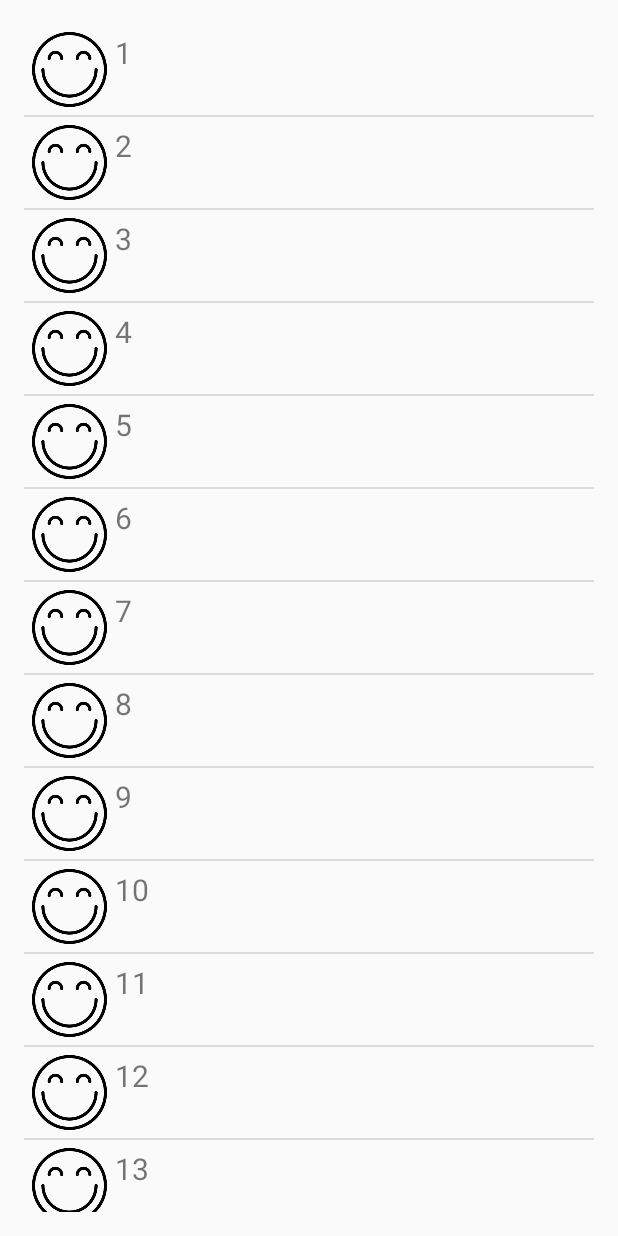
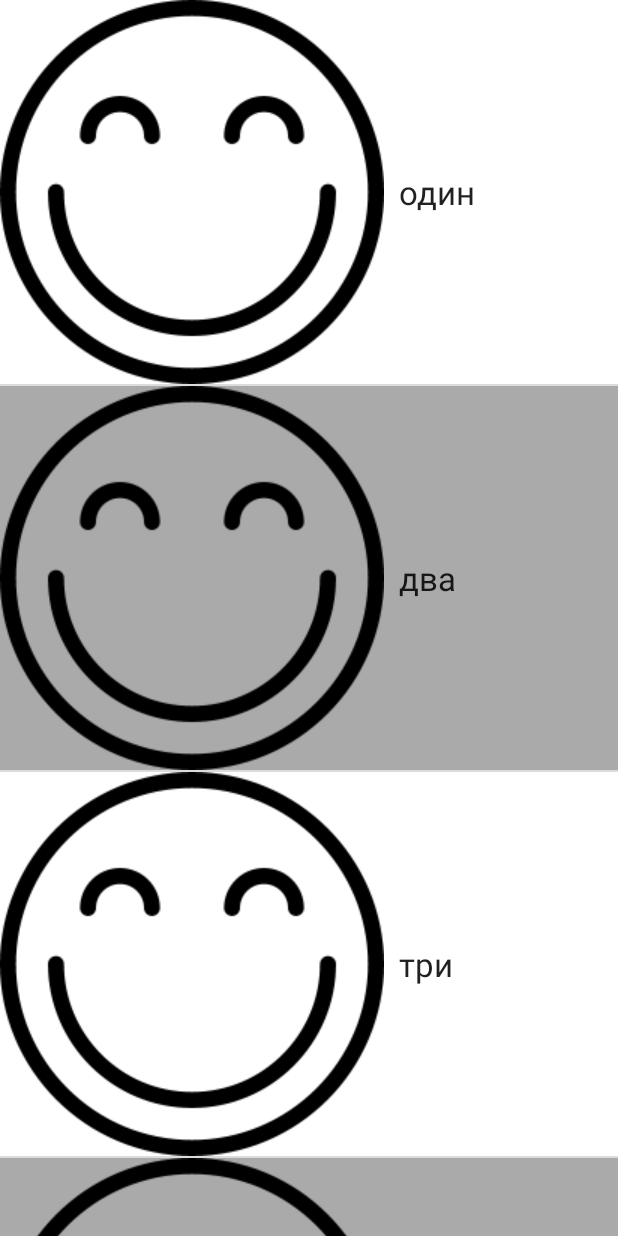
Before and after one commit to arsdemal/hometask, an Android app: the screen it shows after launch (MyListActivity before the commit, ListViewBaseAdapterActivity after it), on a phone screen of 412 x 824 dp. Run offline under Robolectric (Android 15) with nearby library versions, the phone set to English and light mode, and no system bars.

Commit message:
number to string hundred

```diff
--- a/app/src/main/AndroidManifest.xml
+++ b/app/src/main/AndroidManifest.xml
@@ -15,7 +15,7 @@
                 <category android:name="android.intent.category.LAUNCHER" />
             </intent-filter>
         </activity>
-        <activity android:name=".MyListActivity" />
+        <activity android:name=".ListViewBaseAdapterActivity"></activity>
     </application>
 
 </manifest>
--- /dev/null
+++ b/app/src/main/java/ru/mail/arseniy/hometask/ListViewBaseAdapterActivity.java
@@ -0,0 +1,125 @@
+package ru.mail.arseniy.hometask;
+
+import android.app.Activity;
+import android.content.Context;
+import android.content.res.Resources;
+import android.graphics.Color;
+import android.os.Bundle;
+import android.view.LayoutInflater;
+import android.view.View;
+import android.view.ViewGroup;
+import android.widget.BaseAdapter;
+import android.widget.ListView;
+import android.widget.TextView;
+
+import java.util.ArrayList;
+import java.util.Collection;
+import java.util.Collections;
+
+public class ListViewBaseAdapterActivity extends Activity {
+
+    public String getHundred(String number) {
+
+        Resources res = getResources();
+        String[] hundreds = res.getStringArray(R.array.hundred);
+        String[] decades = res.getStringArray(R.array.decade);
+        String[] units = res.getStringArray(R.array.unit);
+        String[] teen = res.getStringArray(R.array.teen);
+        String result = "";
+
+        if (number.length() > 2) {
+            result += hundreds[Character.digit(number.charAt(0), 10)-1] + " ";
+            if (Character.digit(number.charAt(1), 10) == 1) {
+                result += teen[Character.digit(number.charAt(2), 10)] + " ";
+            } else {
+                if (number.charAt(1) != '0')
+                    result += decades[Character.digit(number.charAt(1)-2, 10)] + " ";
+                if (number.charAt(2) != '0')
+                    result += units[Character.digit(number.charAt(2),10)] + " ";
+            }
+        } else {
+            if (number.length() > 1) {
+                if (number.charAt(0) == '1') {
+                    result += teen[Character.digit(number.charAt(1), 10)] + " ";
+                } else {
+                    if (number.charAt(0) != '0')
+                        result += decades[Character.digit(number.charAt(0)-2, 10)] + " ";
+                    if (number.charAt(1) != '0')
+                        result += units[Character.digit(number.charAt(1),10)] + " ";
+                }
+            } else {
+                result += units[Character.digit(number.charAt(0),10)] + " ";
+            }
+        }
+
+        return result;
+    }
+
+    @Override
+    protected void onCreate(Bundle savedInstanceState) {
+        super.onCreate(savedInstanceState);
+        setContentView(R.layout.listview_layout);
+        ListView lv = (ListView) findViewById(R.id.listview);
+
+        ArrayList<String> numbers = new ArrayList<>();
+        for (Integer i = 1; i<=999; i++) {
+            numbers.add(getHundred(i.toString()));
+        }
+        //String[] numbers = getResources().getStringArray(R.array.numbers);
+        lv.setAdapter(new MyAdapter(this, numbers.toArray(new String[0])));
+
+    }
+
+    static class MyAdapter extends BaseAdapter {
+
+        Context context;
+        ArrayList names;
+
+        public static class ViewHolder {
+            public TextView textView;
+        }
+
+        MyAdapter(Context context, String[] list) {
+            this.context = context;
+            names = new ArrayList<>();
+            Collections.addAll(names, list);
+
+        }
+
+        @Override
+        public int getCount() {
+            return names.size();
+        }
+
+        @Override
+        public Object getItem(int position) {
+            return names.get(position);
+        }
+
+        @Override
+        public long getItemId(int position) {
+            return position;
+        }
+
+        @Override
+        public View getView(int position, View convertView, ViewGroup parent) {
+            String str = (String) getItem(position);
+            ViewHolder holder;
+            if (convertView == null) {
+                convertView = LayoutInflater.from(context).inflate(R.layout.list_item, parent, false);
+                holder = new ViewHolder();
+                holder.textView = (TextView)convertView.findViewById(R.id.element_text);
+                convertView.setTag(holder);
+            } else {
+                holder = (ViewHolder)convertView.getTag();
+            }
+            holder.textView.setText(str);
+            if ((position & 1) == 1) {
+                convertView.setBackgroundColor(Color.rgb(170, 170, 170));
+            } else {
+                convertView.setBackgroundColor(Color.rgb(255, 255, 255));
+            }
+            return convertView;
+        }
+    }
+}
--- a/app/src/main/java/ru/mail/arseniy/hometask/MainActivity.java
+++ b/app/src/main/java/ru/mail/arseniy/hometask/MainActivity.java
@@ -8,6 +8,9 @@ import android.os.Bundle;
 import android.widget.ImageView;
 
 public class MainActivity extends AppCompatActivity {
+
+
+
 
     @Override
     protected void onCreate(Bundle savedInstanceState) {
@@ -20,13 +23,13 @@ public class MainActivity extends AppCompatActivity {
         new Handler().postDelayed(new Runnable() {
             @Override
             public void run() {
-                SystemClock.sleep(2000);
-                Intent intent = new Intent(MainActivity.this, MyListActivity.class);
+                SystemClock.sleep(0);
+                Intent intent = new Intent(MainActivity.this, ListViewBaseAdapterActivity.class);
                 MainActivity.this.startActivity(intent);
                 MainActivity.this.finish();
             }
 
-        }, 2500);
+        }, 2000);
 
 
     }
--- /dev/null
+++ b/app/src/main/res/layout/activity_list_view_base_adapter.xml
@@ -0,0 +1,12 @@
+<?xml version="1.0" encoding="utf-8"?>
+<RelativeLayout xmlns:android="http://schemas.android.com/apk/res/android"
+    xmlns:tools="http://schemas.android.com/tools"
+    android:layout_width="match_parent"
+    android:layout_height="match_parent"
+    android:paddingBottom="@dimen/activity_vertical_margin"
+    android:paddingLeft="@dimen/activity_horizontal_margin"
+    android:paddingRight="@dimen/activity_horizontal_margin"
+    android:paddingTop="@dimen/activity_vertical_margin"
+    tools:context="ru.mail.arseniy.hometask.ListViewBaseAdapterActivity">
+
+</RelativeLayout>
--- /dev/null
+++ b/app/src/main/res/layout/list_item.xml
@@ -0,0 +1,22 @@
+<?xml version="1.0" encoding="utf-8"?>
+<LinearLayout xmlns:android="http://schemas.android.com/apk/res/android"
+    android:orientation="horizontal"
+    android:layout_width="match_parent"
+    android:layout_height="match_parent">
+
+    <ImageView
+        android:background="@drawable/smiley"
+        android:id="@+id/element_picture"
+        android:layout_width="wrap_content"
+        android:layout_height="wrap_content"/>
+
+    <TextView
+        android:id="@+id/element_text"
+        android:text="Hello!"
+        android:gravity="center_vertical"
+        android:paddingLeft="10dp"
+        android:textAppearance="?android:attr/textAppearanceLarge"
+        android:layout_width="match_parent"
+        android:layout_height="match_parent"/>
+
+</LinearLayout>
--- /dev/null
+++ b/app/src/main/res/layout/listview_layout.xml
@@ -0,0 +1,14 @@
+<?xml version="1.0" encoding="utf-8"?>
+<LinearLayout xmlns:android="http://schemas.android.com/apk/res/android"
+    android:orientation="vertical"
+    android:layout_width="match_parent"
+    android:layout_height="match_parent">
+
+    <ListView
+        android:id="@+id/listview"
+        android:layout_width="match_parent"
+        android:layout_height="match_parent">
+
+    </ListView>
+
+</LinearLayout>
--- a/app/src/main/res/layout/my_list.xml
+++ b/app/src/main/res/layout/my_list.xml
@@ -9,8 +9,8 @@
         android:orientation="horizontal">
 
     <ImageView
-        android:layout_width="50dp"
-        android:layout_height="50dp"
+        android:layout_width="25dp"
+        android:layout_height="25dp"
         android:layout_marginBottom="5dp"
         android:layout_marginLeft="5dp"
         android:layout_marginRight="5dp"
--- /dev/null
+++ b/app/src/main/res/values/string.xml
@@ -0,0 +1,59 @@
+<?xml version="1.0" encoding="utf-8"?>
+<resources>
+
+    <string name="app_name">hometask</string>
+
+    <string-array name="unit">
+        <item></item>
+        <item> один </item>
+        <item> два </item>
+        <item> три </item>
+        <item> четыре </item>
+        <item> пять </item>
+        <item> шесть </item>
+        <item> семь </item>
+        <item> восемь </item>
+        <item> девять </item>
+    </string-array>
+
+    <string-array name="teen">
+        <item> десять </item>
+        <item>одиннадцать</item>
+        <item>двенадцать</item>
+        <item>тринадцать</item>
+        <item>четырнадцать</item>
+        <item>пятннадцать</item>
+        <item>шестнадцать</item>
+        <item>семнадцать</item>
+        <item>восемнадцать</item>
+        <item>девятнадцать</item>
+    </string-array>
+
+    <string-array name="decade">
+        <item> двадцать</item>
+        <item> тридцать</item>
+        <item> сорок</item>
+        <item> пятьдесят</item>
+        <item> шестьдесят</item>
+        <item> семьдесят</item>
+        <item> восемьдесят</item>
+        <item> девяносто</item>
+    </string-array>
+
+    <string-array name="hundred">
+        <item>сто</item>
+        <item>двести</item>
+        <item>триста</item>
+        <item>четыреста</item>
+        <item>пятьсот</item>
+        <item>шестисот</item>
+        <item>семисот</item>
+        <item>восемьсот</item>
+        <item>девятьсот</item>
+    </string-array>
+
+    <string-array name="thousand">
+
+    </string-array>
+
+</resources>
```
